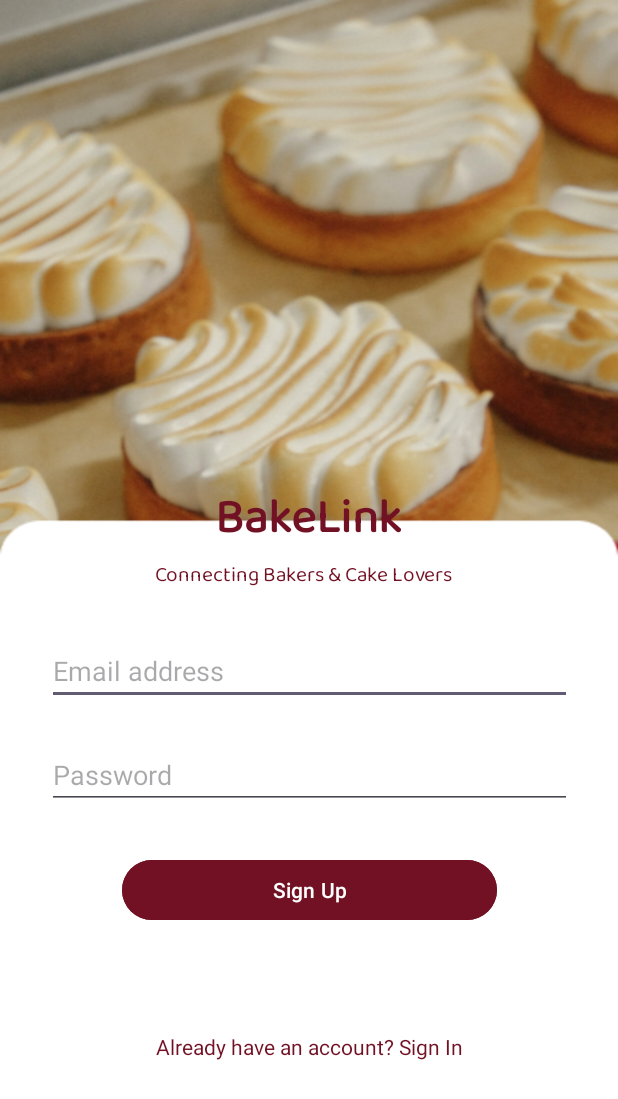
After one commit to sodhir/BakeLink-Research_Project, an Android app: the SignUpActivity screen opened directly, with no data from a screen before it, on a phone screen of 412 x 824 dp. The commit adds this screen. Shown: the top 1099 px of the screen. Run offline under Robolectric (Android 15) with nearby library versions, the phone set to English and light mode, and no system bars.

Commit message:
Sign up and Sign in pages added

```diff
--- /dev/null
+++ b/app/src/main/java/com/example/bakelink/SignUpActivity.java
@@ -0,0 +1,39 @@
+package com.example.bakelink;
+
+import android.content.Intent;
+import android.os.Bundle;
+import android.view.View;
+import android.widget.TextView;
+
+import androidx.activity.EdgeToEdge;
+import androidx.appcompat.app.AppCompatActivity;
+import androidx.core.graphics.Insets;
+import androidx.core.view.ViewCompat;
+import androidx.core.view.WindowInsetsCompat;
+
+public class SignUpActivity extends AppCompatActivity {
+
+    private TextView signIn;
+
+    @Override
+    protected void onCreate(Bundle savedInstanceState) {
+        super.onCreate(savedInstanceState);
+        EdgeToEdge.enable(this);
+        setContentView(R.layout.activity_sign_up);
+        ViewCompat.setOnApplyWindowInsetsListener(findViewById(R.id.main), (v, insets) -> {
+            Insets systemBars = insets.getInsets(WindowInsetsCompat.Type.systemBars());
+            v.setPadding(systemBars.left, systemBars.top, systemBars.right, systemBars.bottom);
+            return insets;
+        });
+
+        signIn = findViewById(R.id.txtSignIn);
+
+        signIn.setOnClickListener(new View.OnClickListener() {
+            @Override
+            public void onClick(View v) {
+                Intent intent = new Intent(SignUpActivity.this, LoginActivity.class);
+                startActivity(intent);
+            }
+        });
+    }
+}
--- a/app/src/main/java/com/example/bakelink/SplashScreenActivity.java
+++ b/app/src/main/java/com/example/bakelink/SplashScreenActivity.java
@@ -54,7 +54,7 @@ public class SplashScreenActivity extends AppCompatActivity {
             @Override
             public void run() {
                 // Start the main activity after the splash screen duration
-                Intent intent = new Intent(SplashScreenActivity.this, MainActivity.class);
+                Intent intent = new Intent(SplashScreenActivity.this, LoginActivity.class);
                 startActivity(intent);
                 finish();
             }
--- /dev/null
+++ b/app/src/main/res/layout/activity_sign_up.xml
@@ -0,0 +1,113 @@
+<?xml version="1.0" encoding="utf-8"?>
+<androidx.constraintlayout.widget.ConstraintLayout xmlns:android="http://schemas.android.com/apk/res/android"
+    xmlns:app="http://schemas.android.com/apk/res-auto"
+    xmlns:tools="http://schemas.android.com/tools"
+    android:id="@+id/main"
+    android:layout_width="match_parent"
+    android:layout_height="match_parent"
+    android:background="@drawable/loginbg"
+    tools:context=".SignUpActivity">
+
+    <TextView
+        android:id="@+id/txtTitleSignUp"
+        android:layout_width="wrap_content"
+        android:layout_height="wrap_content"
+        android:layout_marginTop="320dp"
+        android:fontFamily="@font/baloo_2"
+        android:text="@string/titleText"
+        android:textColor="@color/primaryColor"
+        android:textSize="32sp"
+        android:textStyle="bold"
+        app:layout_constraintBottom_toTopOf="@+id/txtSubtitleSignUp"
+        app:layout_constraintEnd_toEndOf="parent"
+        app:layout_constraintHorizontal_bias="0.498"
+        app:layout_constraintStart_toStartOf="parent"
+        app:layout_constraintTop_toTopOf="parent"
+        tools:ignore="MissingConstraints" />
+
+    <TextView
+        android:id="@+id/txtSubtitleSignUp"
+        android:layout_width="wrap_content"
+        android:layout_height="wrap_content"
+        android:layout_marginBottom="8dp"
+        android:fontFamily="@font/baloo_2"
+        android:text="@string/textSubtitle"
+        android:textColor="@color/primaryColor"
+        app:layout_constraintBottom_toTopOf="@+id/txtEmailSignUp"
+        app:layout_constraintEnd_toEndOf="parent"
+        app:layout_constraintHorizontal_bias="0.483"
+        app:layout_constraintStart_toStartOf="parent"
+        app:layout_constraintTop_toBottomOf="@+id/txtTitleSignUp" />
+
+    <EditText
+        android:id="@+id/txtEmailSignUp"
+        android:layout_width="350dp"
+        android:layout_height="wrap_content"
+        android:layout_marginStart="8dp"
+        android:layout_marginTop="21dp"
+        android:layout_marginEnd="8dp"
+        android:layout_marginBottom="16dp"
+        android:editable="true"
+        android:ems="10"
+        android:enabled="true"
+        android:focusable="true"
+        android:focusableInTouchMode="true"
+        android:hint="@string/emailHintText"
+        android:inputType="textEmailAddress"
+        app:layout_constraintBottom_toTopOf="@+id/txtPasswordSignUp"
+        app:layout_constraintEnd_toEndOf="parent"
+        app:layout_constraintStart_toStartOf="parent"
+        app:layout_constraintTop_toBottomOf="@+id/txtSubtitleSignUp"
+        tools:ignore="MissingConstraints,TouchTargetSizeCheck" />
+
+    <EditText
+        android:id="@+id/txtPasswordSignUp"
+        android:layout_width="350dp"
+        android:layout_height="wrap_content"
+        android:layout_marginStart="8dp"
+        android:layout_marginTop="8dp"
+        android:layout_marginEnd="8dp"
+        android:layout_marginBottom="8dp"
+        android:editable="true"
+        android:ems="10"
+        android:enabled="true"
+        android:focusable="true"
+        android:focusableInTouchMode="true"
+        android:hint="@string/passwordHintText"
+        android:inputType="textPassword"
+        app:layout_constraintBottom_toTopOf="@+id/btnSignUp"
+        app:layout_constraintEnd_toEndOf="parent"
+        app:layout_constraintStart_toStartOf="parent"
+        app:layout_constraintTop_toBottomOf="@+id/txtEmailSignUp"
+        tools:ignore="MissingConstraints,TouchTargetSizeCheck" />
+
+    <Button
+        android:id="@+id/btnSignUp"
+        android:layout_width="250dp"
+        android:layout_height="wrap_content"
+        android:layout_marginTop="30dp"
+        android:backgroundTint="@color/primaryColor"
+        android:text="@string/textSignUp"
+        app:layout_constraintEnd_toEndOf="parent"
+        app:layout_constraintStart_toStartOf="parent"
+        app:layout_constraintTop_toBottomOf="@+id/txtPasswordSignUp" />
+
+    <TextView
+        android:id="@+id/txtSignIn"
+        android:layout_width="wrap_content"
+        android:layout_height="wrap_content"
+        android:layout_marginStart="8dp"
+        android:layout_marginTop="16dp"
+        android:layout_marginEnd="8dp"
+        android:layout_marginBottom="34dp"
+        android:clickable="true"
+        android:focusable="auto"
+        android:minHeight="48dp"
+        android:text="Already have an account? Sign In"
+        android:textColor="@color/primaryColor"
+        app:layout_constraintBottom_toBottomOf="parent"
+        app:layout_constraintEnd_toEndOf="parent"
+        app:layout_constraintStart_toStartOf="parent"
+        app:layout_constraintTop_toBottomOf="@+id/btnSignUp" />
+
+</androidx.constraintlayout.widget.ConstraintLayout>
--- a/app/src/main/res/values/colors.xml
+++ b/app/src/main/res/values/colors.xml
@@ -2,4 +2,7 @@
 <resources>
     <color name="black">#FF000000</color>
     <color name="white">#FFFFFFFF</color>
+    <color name="primaryColor">#721124</color>
+
+
 </resources>
--- a/app/src/main/res/values/strings.xml
+++ b/app/src/main/res/values/strings.xml
@@ -1,3 +1,9 @@
 <resources>
     <string name="app_name">BakeLink</string>
+    <string name="titleText">BakeLink</string>
+    <string name="textSubtitle"><![CDATA[Connecting Bakers & Cake Lovers]]></string>
+    <string name="emailHintText">Email address</string>
+    <string name="passwordHintText">Password</string>
+    <string name="loginText">Get Started</string>
+    <string name="textSignUp">Sign Up</string>
 </resources>
--- a/gradle/libs.versions.toml
+++ b/gradle/libs.versions.toml
@@ -1,5 +1,5 @@
 [versions]
-agp = "8.5.0"
+agp = "8.7.1"
 junit = "4.13.2"
 junitVersion = "1.2.1"
 espressoCore = "3.6.1"
@@ -7,6 +7,8 @@ appcompat = "1.7.0"
 material = "1.12.0"
 activity = "1.9.3"
 constraintlayout = "2.1.4"
+googleGmsGoogleServices = "4.4.2"
+firebaseAuth = "23.1.0"
 
 [libraries]
 junit = { group = "junit", name = "junit", version.ref = "junit" }
@@ -16,6 +18,8 @@ appcompat = { group = "androidx.appcompat", name = "appcompat", version.ref = "a
 material = { group = "com.google.android.material", name = "material", version.ref = "material" }
 activity = { group = "androidx.activity", name = "activity", version.ref = "activity" }
 constraintlayout = { group = "androidx.constraintlayout", name = "constraintlayout", version.ref = "constraintlayout" }
+firebase-auth = { group = "com.google.firebase", name = "firebase-auth", version.ref = "firebaseAuth" }
 
 [plugins]
 android-application = { id = "com.android.application", version.ref = "agp" }
+google-gms-google-services = { id = "com.google.gms.google-services", version.ref = "googleGmsGoogleServices" }
```
Also changed, not shown: app/src/main/AndroidManifest.xml (+10 -3 lines), app/src/main/java/com/example/bakelink/LoginActivity.java (added, +94 -0 lines), app/src/main/java/com/example/bakelink/TestActivity.java (added, +40 -0 lines), app/src/main/res/layout/activity_login.xml (added, +128 -0 lines), app/src/main/res/layout/activity_test.xml (added, +39 -0 lines), app/src/main/res/drawable/loginbg.png (added), gradle/wrapper/gradle-wrapper.properties, 1 other file.
